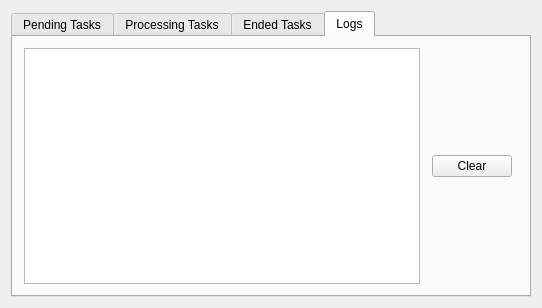
Before: the Qt Designer form new-gui/scheduler/SchedulerDialog.ui in altimetry/main, drawn with Qt 5.
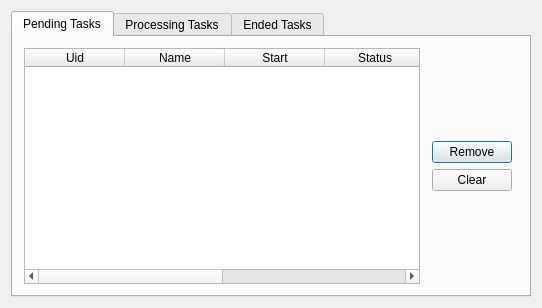
After: the same form once the commit is applied. Icons and pictures are not drawn.

Commit message: Release Candidate 3 preparation - Mission. Embedded Python. Filters. Plots. Scheduler.

Patch:
```diff
--- a/new-gui/scheduler/SchedulerDialog.ui
+++ b/new-gui/scheduler/SchedulerDialog.ui
@@ -24,7 +24,7 @@
    <item>
     <widget class="QTabWidget" name="mTabWidget">
      <property name="currentIndex">
-      <number>3</number>
+      <number>0</number>
      </property>
      <widget class="QWidget" name="tab_PendingTasks">
       <attribute name="title">
@@ -333,65 +333,6 @@
        </item>
       </layout>
      </widget>
-     <widget class="QWidget" name="tab_Logs">
-      <attribute name="title">
-       <string>Logs</string>
-      </attribute>
-      <layout class="QHBoxLayout" name="horizontalLayout_5">
-       <item>
-        <widget class="QListWidget" name="listLogs"/>
-       </item>
-       <item>
-        <layout class="QVBoxLayout" name="verticalLayout_4">
-         <property name="leftMargin">
-          <number>6</number>
-         </property>
-         <property name="topMargin">
-          <number>6</number>
-         </property>
-         <property name="rightMargin">
-          <number>6</number>
-         </property>
-         <property name="bottomMargin">
-          <number>6</number>
-         </property>
-         <item>
-          <spacer name="verticalSpacer_6">
-           <property name="orientation">
-            <enum>Qt::Vertical</enum>
-           </property>
-           <property name="sizeHint" stdset="0">
-            <size>
-             <width>20</width>
-             <height>104</height>
-            </size>
-           </property>
-          </spacer>
-         </item>
-         <item>
-          <widget class="QPushButton" name="ClearLogButton">
-           <property name="text">
-            <string>Clear</string>
-           </property>
-          </widget>
-         </item>
-         <item>
-          <spacer name="verticalSpacer_5">
-           <property name="orientation">
-            <enum>Qt::Vertical</enum>
-           </property>
-           <property name="sizeHint" stdset="0">
-            <size>
-             <width>20</width>
-             <height>104</height>
-            </size>
-           </property>
-          </spacer>
-         </item>
-        </layout>
-       </item>
-      </layout>
-     </widget>
     </widget>
    </item>
   </layout>
```
The commit also changes 111 other files.
